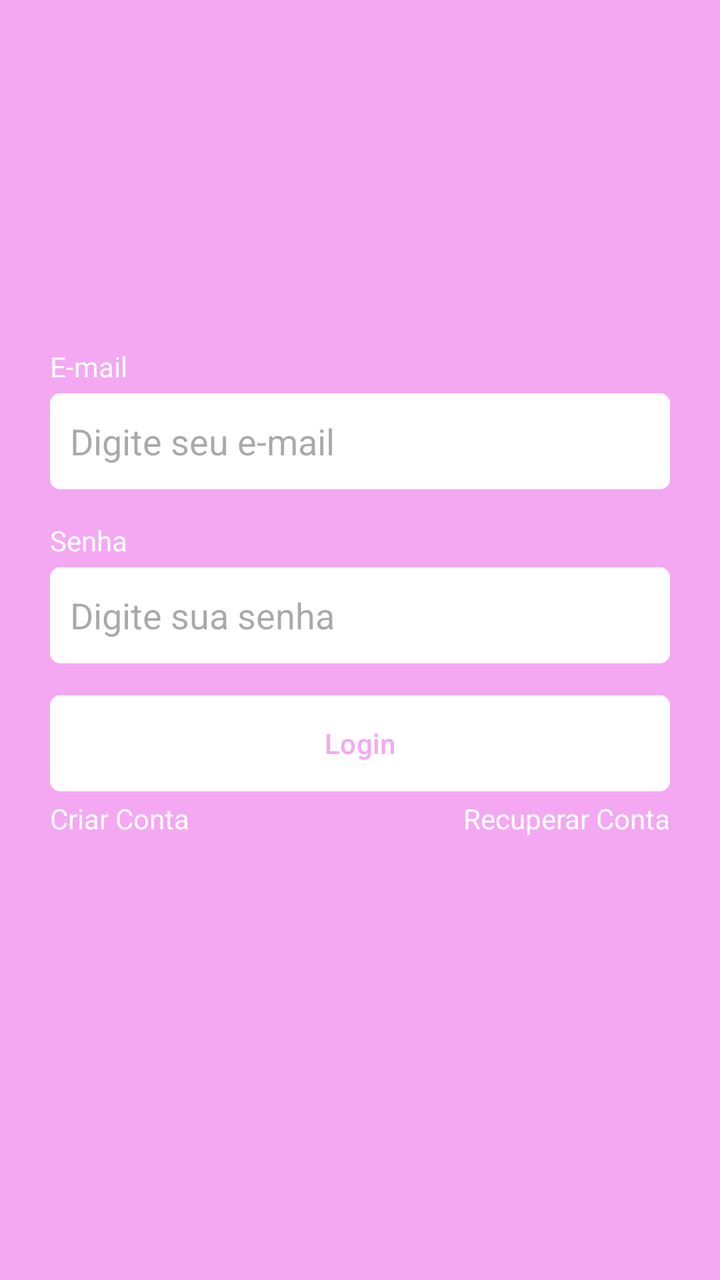
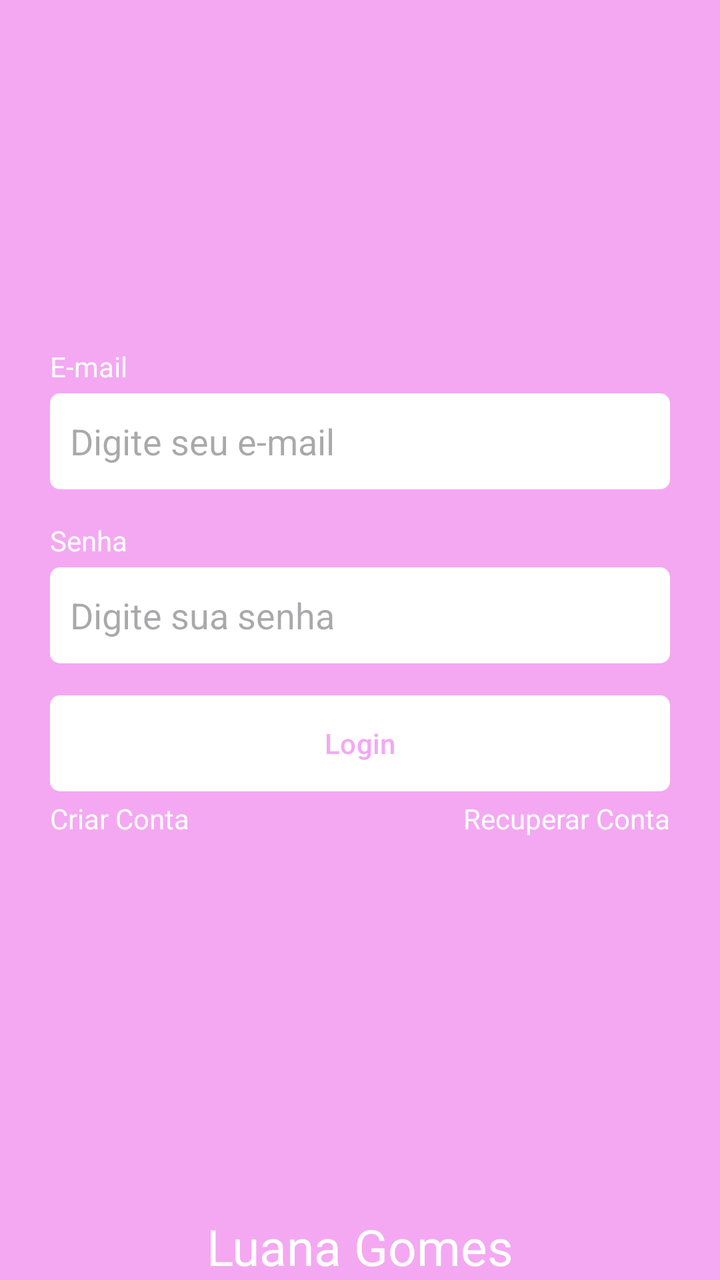

Screens rendered from an Android XML layout before and after an edit, with the pre-edit source and the edit as a unified diff.
<!-- AndroidManifest.xml: application theme Theme.Task -->
<!-- res/layout/fragment_login.xml -->
<?xml version="1.0" encoding="utf-8"?>
<androidx.constraintlayout.widget.ConstraintLayout xmlns:android="http://schemas.android.com/apk/res/android"
    xmlns:tools="http://schemas.android.com/tools"
    android:layout_width="match_parent"
    android:layout_height="match_parent"
    xmlns:app="http://schemas.android.com/apk/res-auto"
    tools:context=".ui.auth.LoginFragment"
    android:background="@color/color_default">

    <LinearLayout
        android:id="@+id/linearLayout"
        android:layout_width="0dp"
        android:layout_height="wrap_content"
        app:layout_constraintBottom_toBottomOf="parent"
        app:layout_constraintEnd_toEndOf="parent"
        app:layout_constraintStart_toStartOf="parent"
        app:layout_constraintTop_toTopOf="parent"
        android:orientation="vertical"
        android:layout_marginHorizontal="25dp">

        <TextView
            android:layout_width="wrap_content"
            android:layout_height="wrap_content"
            android:text="E-mail"
            android:textColor="@color/white"/>

        <EditText
            android:layout_width="match_parent"
            android:layout_height="48dp"
            android:hint="Digite seu e-mail"
            android:inputType="textEmailAddress"
            android:padding="10dp"
            android:layout_marginTop="4dp"
            android:background="@drawable/bg_edit_text"/>

        <TextView
            android:layout_width="wrap_content"
            android:layout_height="wrap_content"
            android:text="Senha"
            android:textColor="@color/white"
            android:layout_marginTop="16dp"/>

        <EditText
            android:layout_width="match_parent"
            android:layout_height="48dp"
            android:inputType="textPassword"
            android:hint="Digite sua senha"
            android:padding="10dp"
            android:layout_marginTop="4dp"
            android:background="@drawable/bg_edit_text"/>

        <com.google.android.material.button.MaterialButton
            android:layout_width="match_parent"
            android:layout_height="wrap_content"
            android:text="Login"
            android:id="@+id/buttonLogin"
            android:textColor="@color/color_default"
            app:backgroundTint="@null"
            android:layout_marginTop="16dp"
            android:background="@drawable/bg_btn"/>

        <LinearLayout
            android:layout_width="match_parent"
            android:layout_height="wrap_content"
            android:orientation="horizontal"
            android:layout_marginTop="4dp">

            <TextView
                android:id="@+id/btnRegister"
                android:layout_width="wrap_content"
                android:layout_height="wrap_content"
                android:text="Criar Conta"
                android:layout_weight="1"
                android:textAlignment="textStart"
                android:textColor="@color/white"/>

            <TextView
                android:id="@+id/btnRecover"
                android:layout_width="wrap_content"
                android:layout_height="wrap_content"
                android:text="Recuperar Conta"
                android:layout_weight="1"
                android:textAlignment="textEnd"
                android:textColor="@color/white"/>
        </LinearLayout>

        <ProgressBar
            android:layout_width="wrap_content"
            android:layout_height="wrap_content"
            android:indeterminateTint="@color/white"
            android:layout_gravity="center"
            tools:visibility="visible"
            android:visibility="invisible"/>

    </LinearLayout>
</androidx.constraintlayout.widget.ConstraintLayout>
<!-- resources referenced by this layout -->
<resources>
  <color name="color_default">#F4A8F2</color>
  <color name="white">#FFFFFFFF</color>
  <!-- drawable bg_btn (drawable) -->
  <?xml version="1.0" encoding="utf-8"?>
  <shape xmlns:android="http://schemas.android.com/apk/res/android"
      android:shape="rectangle">
  
      <solid android:color="@color/white"/>
      <corners android:radius="5dp"/>
  
  </shape>
  <!-- drawable bg_edit_text (drawable) -->
  <?xml version="1.0" encoding="utf-8"?>
  <shape xmlns:android="http://schemas.android.com/apk/res/android"
      android:shape="rectangle">
  
      <solid android:color="@color/white"/>
      <corners android:radius="5dp"/>
  
  </shape>
  <style name="Theme.Task" parent="Base.Theme.Task" />
  <style name="Base.Theme.Task" parent="Theme.Material3.DayNight.NoActionBar">
          
          <item name="colorPrimary">@color/color_default</item>
          <item name="colorPrimaryVariant">@color/color_default</item>
          <item name="android:windowBackground">@color/color_default</item>
  
      </style>
</resources>

<!-- the commit's change to res/layout/fragment_login.xml (unified diff, before → after) -->
@@ -93,4 +93,15 @@
             android:visibility="invisible"/>
 
     </LinearLayout>
+
+    <TextView
+        android:id="@+id/LuanaGomes"
+        android:layout_width="wrap_content"
+        android:layout_height="wrap_content"
+        android:text="Luana Gomes"
+        android:textColor="@color/white"
+        android:textSize="25sp"
+        app:layout_constraintBottom_toBottomOf="parent"
+        app:layout_constraintEnd_toEndOf="parent"
+        app:layout_constraintStart_toStartOf="parent" />
 </androidx.constraintlayout.widget.ConstraintLayout>
